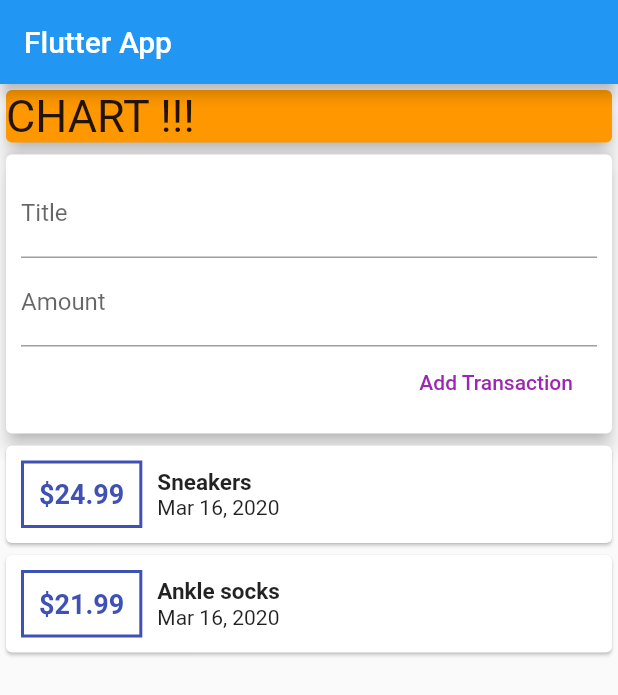
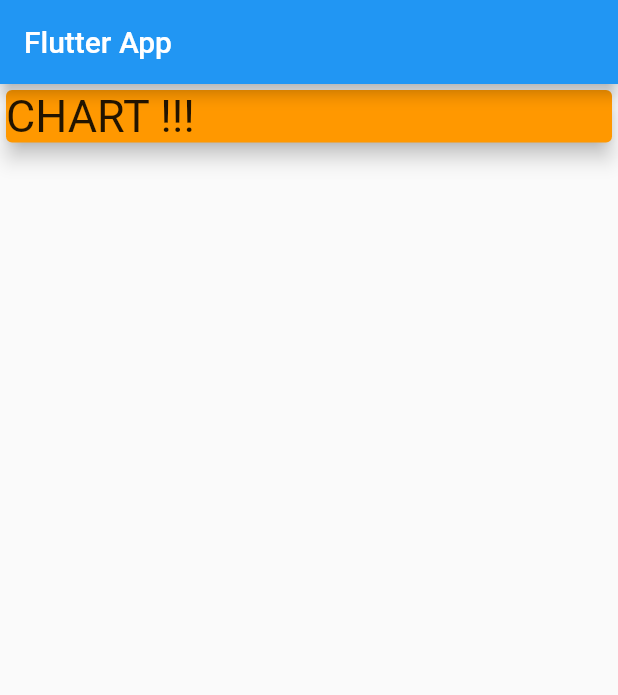
Before and after one commit to KUKROW/expense_planner, a Flutter app: the screen it shows after launch, on a phone screen of 412 x 824 dp. Shown: the top 695 px of the screen. Run offline on Flutter 3.47's test engine with Material 2 defaults, Android fonts, the phone set to English and light mode, and no system bars.

Commit message:
file needs to be sorted

```diff
--- a/lib/main.dart
+++ b/lib/main.dart
@@ -1,7 +1,5 @@
 import 'package:flutter/cupertino.dart';
 import 'package:flutter/material.dart';
-
-import './widgets/transactions_list.dart';
 
 void main() => runApp(MyApp());
 
@@ -16,17 +14,6 @@ class MyApp extends StatelessWidget {
 }
 
 class MyHomePage extends StatelessWidget {
-  //different methods of registering user input
-  //method-1
-  /*
-  String titleInput;
-  String amountInput;
-  */
-
-  //method-2
-  final titleController = TextEditingController();
-  final amountController = TextEditingController();
-
   @override
   Widget build(BuildContext context) {
     return Scaffold(
@@ -48,42 +35,6 @@ class MyHomePage extends StatelessWidget {
                 elevation: 5.5,
               ),
             ),
-            Card(
-              elevation: 5,
-              child: Container(
-                padding: EdgeInsets.all(10),
-                child: Column(
-                  crossAxisAlignment: CrossAxisAlignment.end,
-                  children: <Widget>[
-                    TextField(
-                      decoration: InputDecoration(labelText: 'Title'),
-                      /*method-1 to change user input
-                      onChanged: (val) {
-                        titleInput = val;
-                      }*/
-                      controller: titleController,
-                    ),
-                    TextField(
-                      decoration: InputDecoration(labelText: 'Amount'),
-                      /*method-1 to change user input
-                      onChanged: (val) => amountInput = val
-                      */
-                      controller: amountController,
-                    ),
-                    FlatButton(
-                      child: Text('Add Transaction'),
-                      onPressed: () {
-                        print(titleController.text);
-                        print(amountController.text);
-                      },
-                      color: Colors.white30,
-                      textColor: Colors.purple,
-                    )
-                  ],
-                ),
-              ),
-            ),
-            TransactionsList(),
           ],
         ));
   }
--- a/lib/widgets/transactions_list.dart
+++ b/lib/widgets/transactions_list.dart
@@ -1,28 +1,17 @@
+import 'package:expenseplanner/widgets/new_transcations.dart';
 import 'package:flutter/material.dart';
-import '../model/transactions.dart';
 import 'package:intl/intl.dart';
 
-class TransactionsList extends StatefulWidget {
-  @override
-  State<StatefulWidget> createState() {
-    // TODO: implement createState
-    return _TransactionsListState();
-  }
-}
+import '../model/transactions.dart';
 
-class _TransactionsListState extends State<TransactionsList> {
-  //created a list of Transaction object
-  final List<Transactions> _userTransactions = [
-    Transactions(id: 1, title: 'Sneakers', amount: 24.99, date: DateTime.now()),
-    Transactions(
-        id: 2, title: 'Ankle socks', amount: 21.99, date: DateTime.now())
-  ];
-
+class TransactionsList extends Statefulless {
   @override
   Widget build(BuildContext context) {
-    // TODO: implement build
+    final List<Transactions> transactions;
+    NewTransactions(this.transactions);
+
     return Column(
-      children: _userTransactions.map((tx) {
+      children: transactions.map((tx) {
         return Card(
           child: Row(
             children: <Widget>[
@@ -38,9 +27,9 @@ class _TransactionsListState extends State<TransactionsList> {
                 margin: EdgeInsets.all(10),
                 decoration: BoxDecoration(
                     border: Border.all(
-                  color: Colors.indigo,
-                  width: 2,
-                )),
+                      color: Colors.indigo,
+                      width: 2,
+                    )),
                 padding: EdgeInsets.all(10),
               ),
               Column(
```
Also changed, not shown: lib/widgets/new_transcations.dart (added, +54 -0 lines), lib/widgets/user_transactions.dart (added, +31 -0 lines), lib/widgets/new_trascations.dart (deleted).
